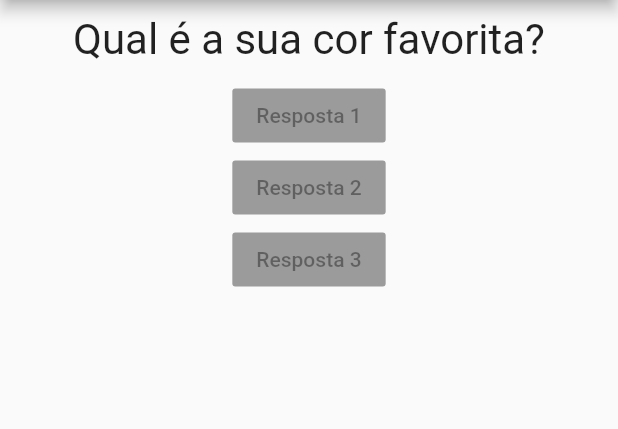
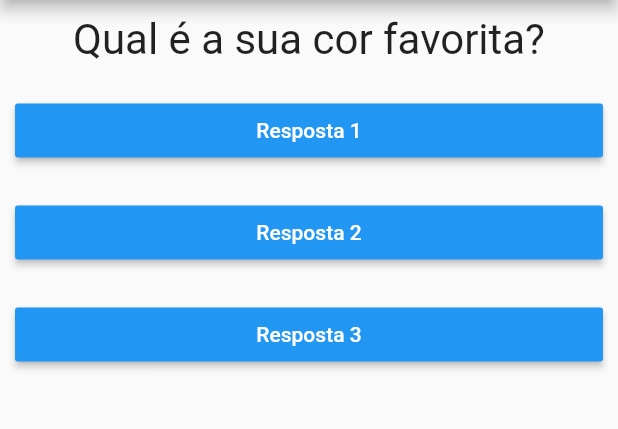
Before and after one commit to Waichiro/quizFlutter, a Flutter app: the screen it shows after launch, on a phone screen of 412 x 824 dp, the part 84-513 px from its top. Run offline on Flutter 3.47's test engine with Material 2 defaults, Android fonts, the phone set to English and light mode, and no system bars.

```diff
--- a/lib/main.dart
+++ b/lib/main.dart
@@ -12,7 +12,6 @@ class _PerguntaAppState extends State<PerguntaApp>{
     setState(() {
       _perguntaSelecionada++;
     });
-    print(_perguntaSelecionada);
   }
 
   @override
@@ -30,9 +29,9 @@ class _PerguntaAppState extends State<PerguntaApp>{
         body: Column(
           children: [
             Questao(perguntas[_perguntaSelecionada]),
-            Resposta('Resposta 1'),
-            Resposta('Resposta 2'),
-            Resposta('Resposta 3'),
+            Resposta('Resposta 1', _responder),
+            Resposta('Resposta 2', _responder),
+            Resposta('Resposta 3', _responder),
 
           ],
         ),
--- a/lib/resposta.dart
+++ b/lib/resposta.dart
@@ -5,16 +5,23 @@ import 'package:flutter/material.dart';
 class Resposta extends StatelessWidget {
 
   final String texto;
+  final void Function() onSelecao;
 
-  Resposta(this.texto);
+  Resposta(this.texto, this.onSelecao);
 
 
 
   @override
   Widget build(BuildContext context) {
-    return RaisedButton(
-              child: Text(texto),
-              onPressed: null,
-            );
+    return Container(
+      width: double.infinity,
+      margin: EdgeInsets.all(10),
+      child: RaisedButton(
+        textColor: Colors.white,
+        color: Colors.blue,
+        child: Text(texto),
+        onPressed: onSelecao
+      ),
+    );
   }
 }
```
